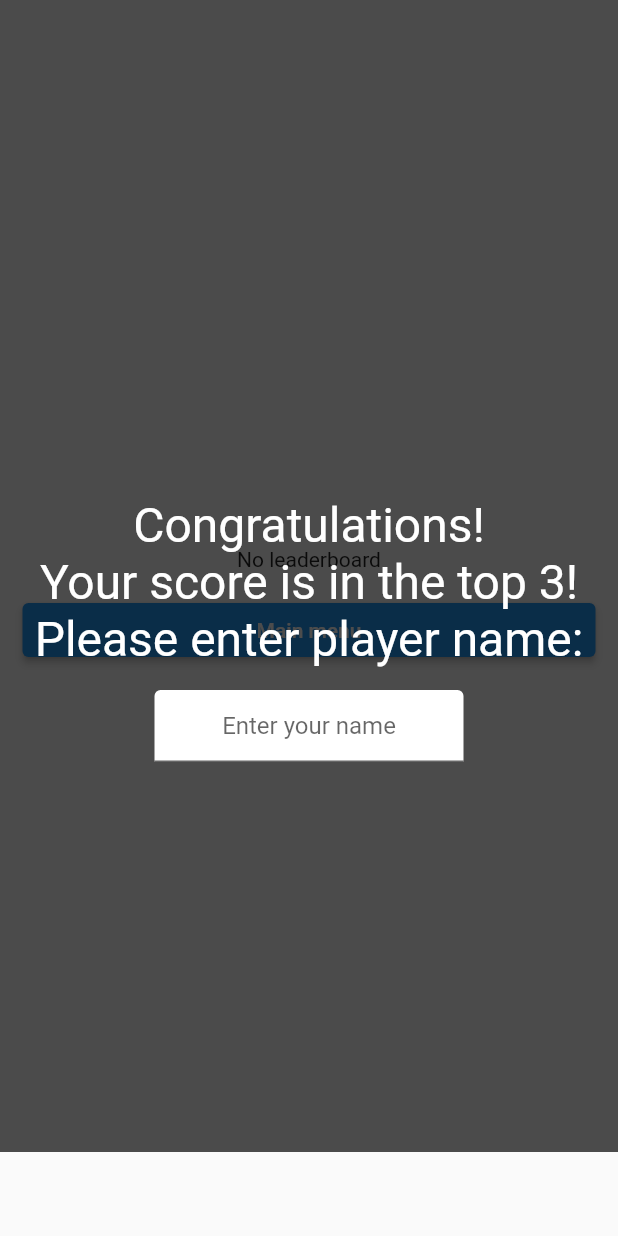
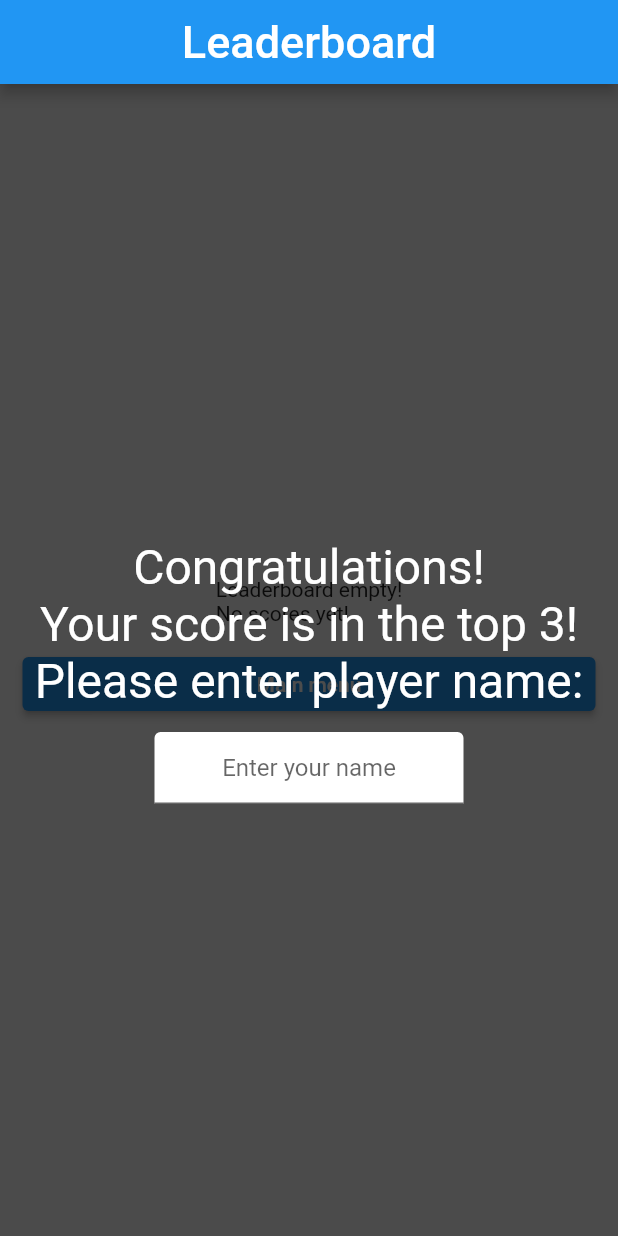
Before and after one commit to TYCTYCTYCTYCTYCTYC/MAD-Assignment, a Flutter app: the screen it shows after launch, after a tap on "LeaderBoards", on a phone screen of 412 x 824 dp. Run offline on Flutter 3.47's test engine with Material 2 defaults, Android fonts, the phone set to English and light mode, and no system bars; our stand-ins replace fluttertoast, shared_preferences, sqflite, vibration; accounts and stored records are empty.

Commit message:
cleaned code

```diff
--- a/lib/main.dart
+++ b/lib/main.dart
@@ -1,3 +1,5 @@
+// ignore_for_file: non_constant_identifier_names
+
 import 'dart:async';
 import 'dart:math';
 import 'package:flutter/material.dart';
@@ -21,14 +23,10 @@ List<int> score_list = [];
 const int top = 3;
 
 class Leaderboard {
-  static final _databaseName = 'leaderboard.db';
-  static final _databaseVersion = 1;
+  static const _databaseName = 'leaderboard.db';
+  static const _databaseVersion = 1;
   static Database? _database;
-
-  static final table = 'leaderboard';
-  // static final String name;
-  // static final DateTime date;
-  // static final int score;
+  static const table = 'leaderboard';
 
   Leaderboard._privateConstructor();
   static final Leaderboard instance = Leaderboard._privateConstructor();
@@ -49,7 +47,6 @@ class Leaderboard {
   }
 
   Future _onCreate(Database db, int version) async {
-    //come back to date later
     await db.execute('''
           CREATE TABLE Leaderboard (
           name TEXT NOT NULL,
@@ -86,8 +83,6 @@ class Leaderboard {
       );
     }
 
-    // total_score = 0;
-    //back of press main menu then change to 0
     return results;
   }
 
@@ -101,13 +96,13 @@ class Leaderboard {
   }
 
   static Future<Map<String, int>> getLeaderboardData() async {
-    Map<String, int> output = new Map<String, int>();
+    Map<String, int> output = <String, int>{};
     final List<Map<String, dynamic>> updatedResults = await _database!.query(
       table,
       orderBy: 'Score DESC, Date DESC',
       limit: top,
     );
-    //minScore reading null
+
     int minScore = updatedResults.isNotEmpty ? updatedResults.last['score'] : 0;
     int number = updatedResults.length;
     output["minScore"] = minScore;
@@ -132,38 +127,20 @@ class HomeSHARE extends StatefulWidget {
 }
 
 class _HomeSHAREState extends State<HomeSHARE> {
+  //page state data
+  bool _isGreyedOut = true, _startTimerCountdown = false;
+
+  //timer and score data
+  int _countdownSeconds = 3;
   int active_index = 0;
   int grid_count = level + 1;
-  // int cur_index = 0;
-  // int score = 0;
-  double game_timer = 5;
-  final double appBarHeight = AppBar().preferredSize.height;
-  //final double bottomNavigationBarHeight = kBottomNavigationBarHeight;
+  int score = 0;
+  late int _startCountdownSeconds;
 
-  int score = 0;
-
-  late final Size size = MediaQuery.of(context).size;
-  late final double height = size.height - appBarHeight;
-  late final double width = size.width;
-
-  // List<String> images = [
-  //   "assets/images/no_mishy.png",
-  //   "assets/images/mishy_pop.png",
-  //   "assets/images/mishy_bop.png",
-  //   "assets/images/mishy_sadge.png"
-  // ];
-
-  List<ImageProvider> images = [
-    AssetImage('assets/images/no_mishy.png'),
-    AssetImage('assets/images/mishy_pop.png'),
-    AssetImage('assets/images/mishy_bop.png'),
-    AssetImage('assets/images/mishy_sadge.png')
-  ];
+  double _countdownTime = 3.0; //toggleable parameter
 
   late Timer timer;
   late Timer initialTimer;
-  double _countdownTime = 3.0;
-
   late TextSpan span = TextSpan(
       text: 'remaining time\n${_countdownTime.toStringAsFixed(1)}',
       style: const TextStyle(fontSize: 16, color: Colors.black));
@@ -171,18 +148,17 @@ class _HomeSHAREState extends State<HomeSHARE> {
       text: span, textAlign: TextAlign.left, textDirection: TextDirection.ltr);
   late double textHeight;
 
-  late List<double> borders =
-      List.generate(grid_count * grid_count, (index) => 0);
+  //image state data
   late List<int> image_status =
       List.generate(grid_count * grid_count, (index) => 0);
   late List<int> remaining =
       List.generate(grid_count * grid_count, (index) => index);
-
-  bool _isGreyedOut = true,
-      isclick = false,
-      _startTimerCountdown = false; //dont really use isclick
-  int _countdownSeconds = 3;
-  late int _startCountdownSeconds;
+  List<ImageProvider> images = [
+    const AssetImage('assets/images/no_mishy.png'),
+    const AssetImage('assets/images/mishy_pop.png'),
+    const AssetImage('assets/images/mishy_bop.png'),
+    const AssetImage('assets/images/mishy_sadge.png')
+  ];
 
   String format(int countdownSeconds) {
     if (_countdownSeconds == _startCountdownSeconds) {
@@ -210,7 +186,6 @@ class _HomeSHAREState extends State<HomeSHARE> {
     _countdownSeconds += 2;
     setState(() {
       _isGreyedOut = true;
-      isclick = true;
       _startTimerCountdown = true; //manually set on end of promptCont snippet
     });
 
@@ -232,7 +207,6 @@ class _HomeSHAREState extends State<HomeSHARE> {
   }
 
   void promptCont() {
-    //hide timer countdown with another boolean logic
     timer.cancel();
     total_score += score;
     score_list.add(score);
@@ -240,11 +214,6 @@ class _HomeSHAREState extends State<HomeSHARE> {
 
     _isGreyedOut = true;
     _startTimerCountdown = false;
-
-    //show score screen if grey and !startTimer
-
-    //show new screen
-    //how to run
   }
 
   void endGame() {
@@ -257,11 +226,9 @@ class _HomeSHAREState extends State<HomeSHARE> {
 
         //reinitialize
         grid_count = level + 1;
-        borders = List.generate(grid_count * grid_count, (index) => 0);
         image_status = List.generate(grid_count * grid_count, (index) => 0);
         remaining = List.generate(grid_count * grid_count, (index) => index);
         _isGreyedOut = true;
-        isclick = false;
         _countdownSeconds = 3;
         _countdownTime = 5.0;
 
@@ -283,12 +250,6 @@ class _HomeSHAREState extends State<HomeSHARE> {
     }
   }
 
-  // void loadImages() async {
-  //   for (int i = 0; i < images.length; i++) {
-  //     await precacheImage(images[i], context);
-  //   }
-  // }
-
   @override
   void initState() {
     super.initState();
@@ -297,15 +258,7 @@ class _HomeSHAREState extends State<HomeSHARE> {
     textHeight = tp.size.height;
     _startCountdownSeconds = _countdownSeconds + 2;
     _startCountdown();
-
-    // loadImages();
   }
-
-  // @override
-  // void dispose() {
-  //   _timer.cancel();
-  //   super.dispose();
-  // }
 
   @override
   Widget build(BuildContext context) {
@@ -320,9 +273,7 @@ class _HomeSHAREState extends State<HomeSHARE> {
                 centerTitle: true,
                 backgroundColor: Colors.blue,
               ),
-              body: Stack(
-                  //alignment: Alignment.center,
-                  children: <Widget>[
+              body: Stack(children: <Widget>[
                 Center(
                   child: Column(
                     mainAxisAlignment: MainAxisAlignment.center,
@@ -331,8 +282,8 @@ class _HomeSHAREState extends State<HomeSHARE> {
                       Text(
                         "remaining time\n${_countdownTime.toStringAsFixed(1)}s",
                         textAlign: TextAlign.center,
-                            style: const TextStyle(
-                                fontSize: 16, color: Colors.black),
+                        style:
+                            const TextStyle(fontSize: 16, color: Colors.black),
                       ),
                       Builder(builder: (BuildContext context) {
                         return Center(
@@ -349,8 +300,8 @@ class _HomeSHAREState extends State<HomeSHARE> {
                               MediaQuery.of(context).size.width),
                           child: GridView.count(
                             crossAxisCount: grid_count,
-                                children: List.generate(grid_count * grid_count,
-                                    (index) {
+                            children:
+                                List.generate(grid_count * grid_count, (index) {
                               return Material(
                                 child: GestureDetector(
                                   onTapDown: (TapDownDetails details) {
@@ -369,8 +320,8 @@ class _HomeSHAREState extends State<HomeSHARE> {
                                   },
                                   onTap: () {
                                     setState(() {
-                                          Future.delayed(const Duration(
-                                                  milliseconds: 150))
+                                      Future.delayed(
+                                              const Duration(milliseconds: 150))
                                           .then((value) {
                                         if (image_status[index] == 2) {
                                           image_status[index] = 3;
@@ -393,13 +344,6 @@ class _HomeSHAREState extends State<HomeSHARE> {
                           ),
                         ));
                       })
-                          // Padding(
-                          //     padding: EdgeInsets.all(15),
-                          //     child: ElevatedButton(
-                          //         onPressed: () {
-                          //           Navigator.pop(context);
-                          //         },
-                          //         child: const Text('Exit Game')))
                     ],
                   ),
                 ),
@@ -434,11 +378,10 @@ class _HomeSHAREState extends State<HomeSHARE> {
                       children: [
                         const Text(
                           "Evaluation",
-                              style:
-                                  TextStyle(fontSize: 64, color: Colors.white),
+                          style: TextStyle(fontSize: 64, color: Colors.white),
                         ),
                         Padding(
-                              padding: EdgeInsets.all(15),
+                          padding: const EdgeInsets.all(15),
                           child: SizedBox(
                             width: MediaQuery.of(context).size.width * 0.8,
                             child: Table(
@@ -456,8 +399,7 @@ class _HomeSHAREState extends State<HomeSHARE> {
                                     children: <Widget>[
                                       TableCell(
                                         child: Padding(
-                                              padding:
-                                                  const EdgeInsets.all(8.0),
+                                          padding: const EdgeInsets.all(8.0),
                                           child: Text(
                                             'Level ${i + 1}',
                                             textAlign: TextAlign.center,
@@ -466,8 +408,7 @@ class _HomeSHAREState extends State<HomeSHARE> {
                                       ),
                                       TableCell(
                                         child: Padding(
-                                              padding:
-                                                  const EdgeInsets.all(8.0),
+                                          padding: const EdgeInsets.all(8.0),
                                           child: Text(
                                             '${score_list[i]}',
                                             textAlign: TextAlign.center,
@@ -477,13 +418,13 @@ class _HomeSHAREState extends State<HomeSHARE> {
                                     ],
                                   ),
                                 TableRow(
-                                      decoration: BoxDecoration(
+                                  decoration: const BoxDecoration(
                                     color: Colors.blue,
                                   ),
                                   children: <Widget>[
-                                        TableCell(
+                                    const TableCell(
                                       child: Padding(
-                                            padding: const EdgeInsets.all(8.0),
+                                        padding: EdgeInsets.all(8.0),
                                         child: Text(
                                           'Total Score',
                                           textAlign: TextAlign.center,
@@ -499,7 +440,7 @@ class _HomeSHAREState extends State<HomeSHARE> {
                                         child: Text(
                                           '${score_list.fold(0, (prev, curr) => prev + curr)}',
                                           textAlign: TextAlign.center,
-                                              style: TextStyle(
+                                          style: const TextStyle(
                                             fontWeight: FontWeight.bold,
                                           ),
                                         ),
@@ -531,13 +472,13 @@ class _HomeSHAREState extends State<HomeSHARE> {
                             ),
                             if (level < max_level)
                               Padding(
-                                    padding: EdgeInsets.all(15),
+                                padding: const EdgeInsets.all(15),
                                 child: ElevatedButton(
                                     onPressed: () {
                                       endGame();
                                     },
-                                        child: const Center(
-                                            child: Text('Continue'))),
+                                    child:
+                                        const Center(child: Text('Continue'))),
                               )
                             //continut botton
                           ],
@@ -586,10 +527,10 @@ class _MainPageState extends State<MainPage> {
                 Center(
                   child: Image.asset(
                     'assets/images/title.png',
-                    width: max(MediaQuery.of(context).size.width / 3,
-                        MediaQuery.of(context).size.height / 3),
-                    height: max(MediaQuery.of(context).size.width / 3,
-                        MediaQuery.of(context).size.height / 3),
+                    width: max(MediaQuery.of(context).size.width / 2,
+                        MediaQuery.of(context).size.height / 2),
+                    height: max(MediaQuery.of(context).size.width / 2,
+                        MediaQuery.of(context).size.height / 2),
                   ),
                 ),
                 Padding(
@@ -640,12 +581,12 @@ class LeaderboardPage extends StatefulWidget {
 }
 
 class _LeaderboardPageState extends State<LeaderboardPage> {
+  bool name_entered = false;
+  final nameController = TextEditingController();
+  late DateTime now;
+  late List<int> temp_score_list;
   late Future<List<Map<String, dynamic>>> results;
-  late List<int> temp_score_list;
   late Future<Map<String, int>> leaderboardData;
-  final nameController = TextEditingController();
-  bool name_entered = false;
-  late DateTime now;
 
   void _saveText(String text) async {
     SharedPreferences prefs = await SharedPreferences.getInstance();
@@ -657,19 +598,13 @@ class _LeaderboardPageState extends State<LeaderboardPage> {
     _saveText(tmp);
 
     if (tmp.isEmpty) {
-      // Vibrate the phone
       Vibration.vibrate(duration: 500);
 
-      // Show a message
       Fluttertoast.showToast(
         msg: 'Please input name',
-        gravity: ToastGravity.TOP,
+        gravity: ToastGravity.BOTTOM,
       );
-
-      // Highlight the TextField
-      // nameFocusNode.requestFocus();
     } else {
-      // pressed = true;
       name_entered = true;
       name = tmp;
 
@@ -709,11 +644,12 @@ class _LeaderboardPageState extends State<LeaderboardPage> {
           debugShowCheckedModeBanner: false,
           title: 'test`',
           home: Scaffold(
-              // appBar: AppBar(
-              //   title: const Text('test2', style: TextStyle(fontSize: 30)),
-              //   centerTitle: true,
-              //   backgroundColor: Colors.blue,
-              // ),
+              appBar: AppBar(
+                title:
+                    const Text('Leaderboard', style: TextStyle(fontSize: 30)),
+                centerTitle: true,
+                backgroundColor: Colors.blue,
+              ),
               body: Stack(
                 children: <Widget>[
                   Center(
@@ -725,7 +661,7 @@ class _LeaderboardPageState extends State<LeaderboardPage> {
                             child: Column(
                           children: <Widget>[
                             const Text(
-                          " TOTAL SCORE",
+                              "TOTAL SCORE",
                               style: TextStyle(
                                   fontSize: 20,
                                   color: Colors.black,
@@ -733,8 +669,8 @@ class _LeaderboardPageState extends State<LeaderboardPage> {
                             ),
                             Text(
                               total_score.toString(),
-                          style:
-                              const TextStyle(fontSize: 50, color: Colors.blue),
+                              style: const TextStyle(
+                                  fontSize: 50, color: Colors.blue),
                             ),
                           ],
                         )),
@@ -742,88 +678,82 @@ class _LeaderboardPageState extends State<LeaderboardPage> {
                         width: MediaQuery.of(context).size.width * 0.8,
                         child: FutureBuilder<List<Map<String, dynamic>>>(
                           future: results,
-                      builder: (BuildContext context, AsyncSnapshot snapshot) {
-                        // Check if the query results have been loaded
+                          builder:
+                              (BuildContext context, AsyncSnapshot snapshot) {
                             if (!snapshot.hasData) {
                               return const Center(
                                   child: CircularProgressIndicator());
                             }
-
-                        // Extract the query results from the snapshot
                             final results = snapshot.data;
-
                             if (results.length == 0) {
                               return const Center(
-                            child: Text("No leaderboard"),
+                                child:
+                                    Text("Leaderboard empty!\nNo scores yet!"),
                               );
                             }
-
                             int rank = 1;
-
-                        // Build the table rows from the query results
                             final tableRows = List<TableRow>.generate(
                                 min(results.length, top),
                                 (int index) => TableRow(
                                       children: [
                                         TableCell(
                                           child: Container(
-                                        color: results[index]['name'] == name &&
+                                            color: results[index]['name'] ==
+                                                        name &&
                                                     results[index]['date']
                                                             .toString() ==
                                                         now.toIso8601String()
-                                            ? Color.fromARGB(255, 127, 217, 255)
+                                                ? const Color.fromARGB(
+                                                    255, 127, 217, 255)
                                                 : Colors.white,
                                             child: Text((rank++).toString()),
                                           ),
                                         ),
                                         TableCell(
                                           child: Container(
-                                        color: results[index]['name'] == name &&
+                                            color: results[index]['name'] ==
+                                                        name &&
                                                     results[index]['date']
                                                             .toString() ==
                                                         now.toIso8601String()
-                                            ? Color.fromARGB(255, 127, 217, 255)
+                                                ? const Color.fromARGB(
+                                                    255, 127, 217, 255)
                                                 : Colors.white,
                                             child: Text(results[index]['name']),
                                           ),
                                         ),
                                         TableCell(
                                           child: Container(
-                                        color: results[index]['name'] == name &&
+                                            color: results[index]['name'] ==
+                                                        name &&
                                                     results[index]['date']
                                                             .toString() ==
                                                         now.toIso8601String()
-                                            ? Color.fromARGB(255, 127, 217, 255)
+                                                ? const Color.fromARGB(
+                                                    255, 127, 217, 255)
                                                 : Colors.white,
-                                        child: Text(
-                                            results[index]['score'].toString()),
+                                            child: Text(results[index]['score']
+                                                .toString()),
                                           ),
                                         ),
                                         TableCell(
                                           child: Container(
-                                        color: results[index]['name'] == name &&
+                                            color: results[index]['name'] ==
+                                                        name &&
                                                     results[index]['date']
                                                             .toString() ==
                                                         now.toIso8601String()
-                                            ? Color.fromARGB(255, 127, 217, 255)
+                                                ? const Color.fromARGB(
+                                                    255, 127, 217, 255)
                                                 : Colors.white,
                                             child: Text(formattedDate(
-                                            results[index]['date'].toString())),
+                                                results[index]['date']
+                                                    .toString())),
                                           ),
                                         ),
                                       ],
                                     ));
-
-                        // Build the table widget with the rows
                             return Column(children: <Widget>[
-                          const Padding(
-                            padding: EdgeInsets.all(10),
-                            child: Text(
-                              "Leaderboard",
-                              style:
-                                  TextStyle(fontSize: 50, color: Colors.black),
-                            ),
-                          ),
                               Table(
                                 columnWidths: const {
                                   0: FlexColumnWidth(1.0),
@@ -860,16 +790,10 @@ class _LeaderboardPageState extends State<LeaderboardPage> {
                         ),
                       ),
                       Padding(
-                    padding: const EdgeInsets.all(
-                        15), //apply padding to all four sides
+                        padding: const EdgeInsets.all(15),
                         child: Center(
                             child: ElevatedButton(
                                 onPressed: () {
-                              // Navigator.push(
-                              //   context,
-                              //   MaterialPageRoute(
-                              //       builder: (context) => const MainPage()),
-                              // );
                                   total_score = 0;
                                   Navigator.of(context)
                                       .popUntil((route) => route.isFirst);
@@ -911,10 +835,10 @@ class _LeaderboardPageState extends State<LeaderboardPage> {
                           children: [
                             Center(
                               child: Padding(
-                            padding: EdgeInsets.all(15),
+                                padding: const EdgeInsets.all(15),
                                 child: Text(
-                              style:
-                                  TextStyle(fontSize: 32, color: Colors.white),
+                                  style: const TextStyle(
+                                      fontSize: 32, color: Colors.white),
                                   textAlign: TextAlign.center,
                                   "Congratulations!\nYour score is in the top ${top.toString()}!\nPlease enter player name:",
                                 ),
--- a/to do list.txt
+++ b/to do list.txt
@@ -1,16 +1,12 @@
 all pages:
-bgm?
+bgm? mute button
 set bg colour
 
 main page:
-add rules section
 render overflow issue by column and something else
 
 scoreboard page:
 add msg saying didnt make it into LeaderBoards if didnt make it
-
-log in page:
-how to do login? required?
 
 urgent
 app icon
```
Lines whose indentation alone changed are shown as unchanged.
